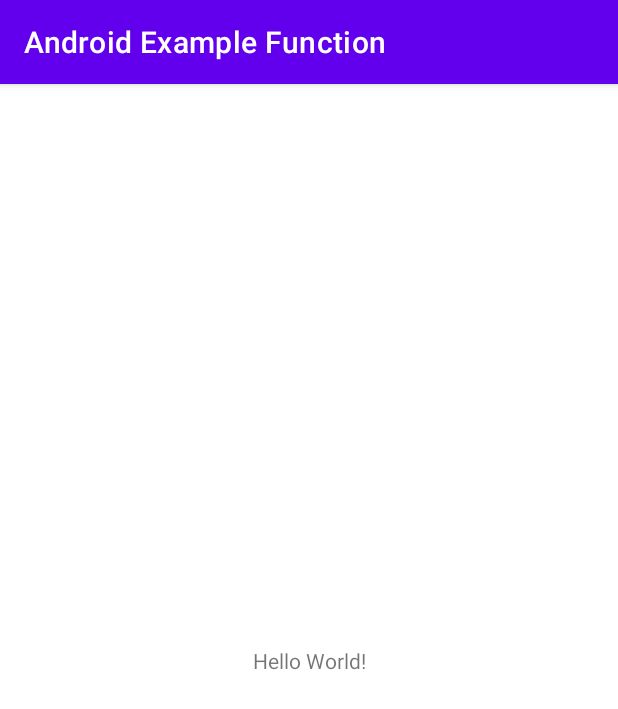
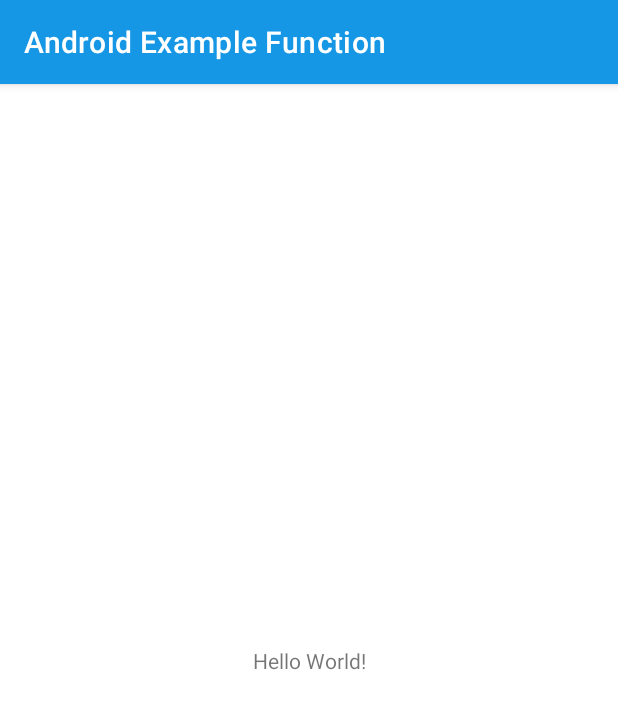
Before and after one commit to aldhykohar/Android-Example-Function, an Android app: the screen it shows after launch (MainActivity), on a phone screen of 412 x 824 dp. Shown: the top 709 px of the screen. Run offline under Robolectric (Android 15) with nearby library versions, the phone set to English and light mode, and no system bars.

```diff
--- a/app/build.gradle
+++ b/app/build.gradle
@@ -29,6 +29,9 @@ android {
     kotlinOptions {
         jvmTarget = '1.8'
     }
+    buildFeatures {
+        viewBinding true
+    }
 }
 
 dependencies {
--- a/app/src/main/res/values/colors.xml
+++ b/app/src/main/res/values/colors.xml
@@ -1,9 +1,9 @@
 <?xml version="1.0" encoding="utf-8"?>
 <resources>
-    <color name="purple_200">#FFBB86FC</color>
-    <color name="purple_500">#FF6200EE</color>
-    <color name="purple_700">#FF3700B3</color>
-    <color name="teal_200">#FF03DAC5</color>
+    <color name="purple_200">#69DADB</color>
+    <color name="purple_500">#1597E5</color>
+    <color name="purple_700">#113CFC</color>
+    <color name="teal_200">#69DADB</color>
     <color name="teal_700">#FF018786</color>
     <color name="black">#FF000000</color>
     <color name="white">#FFFFFFFF</color>
```
